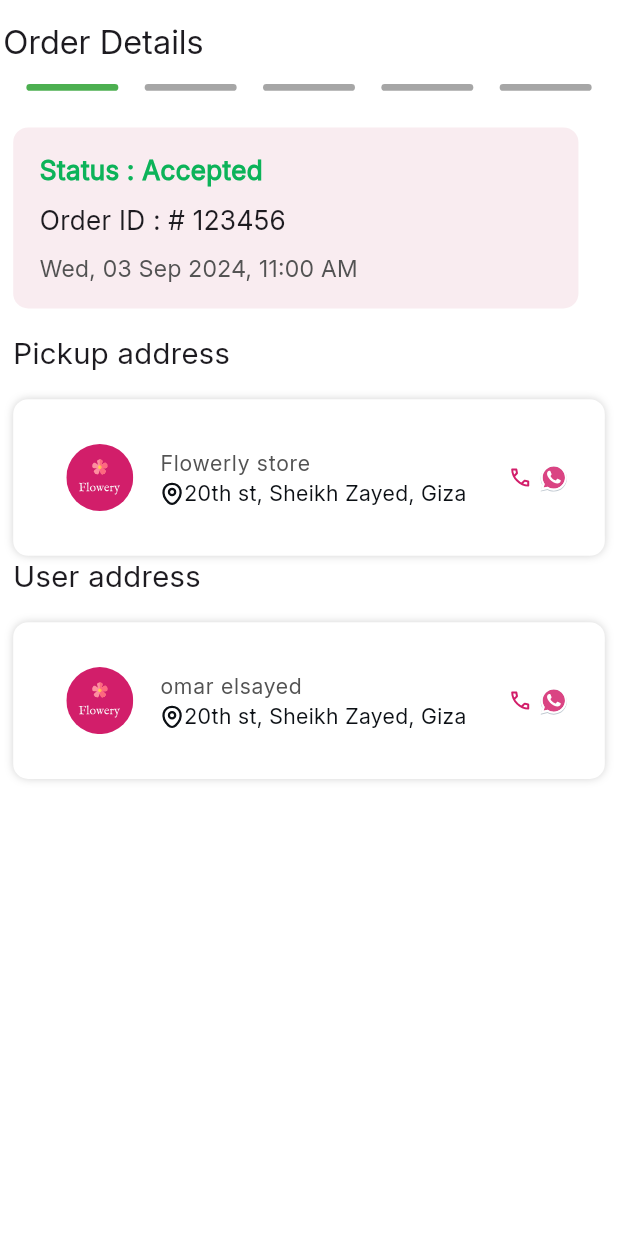
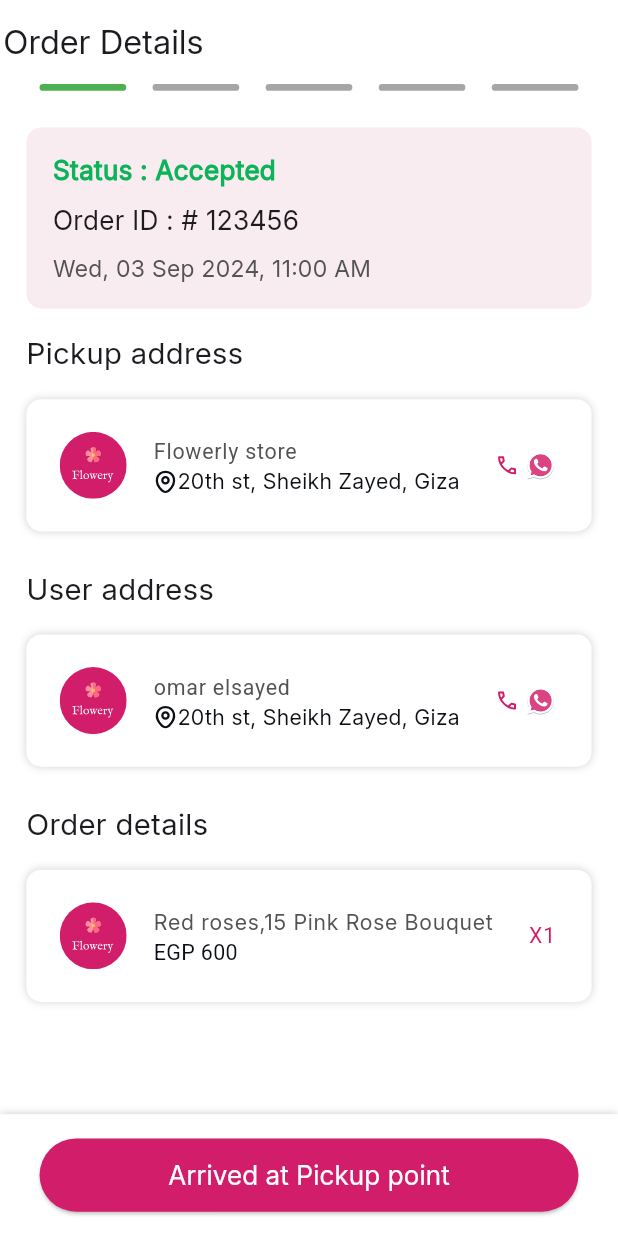
Before and after one commit to mohamedgamal125/Tracking_app, a Flutter app: the screen it shows after launch, on a phone screen of 412 x 824 dp. Run offline on Flutter 3.47's test engine with Material 3 defaults, Android fonts, the phone set to English and light mode, and no system bars; our stand-ins replace animated_text_kit, bloc, dio, equatable, flutter_bloc, flutter_easyloading and 11 more; generated files the repository leaves out were written again.

Commit message:
(address details): - finish order details section

```diff
--- a/lib/core/utils/text_styles.dart
+++ b/lib/core/utils/text_styles.dart
@@ -100,6 +100,11 @@ abstract class AppTextStyles {
         fontWeight: FontWeight.w500,
         fontSize: _responsiveFontSize(16),
       );
+  static TextStyle get roboto500_13 => TextStyle(
+        fontFamily: 'Roboto',
+        fontWeight: FontWeight.w500,
+        fontSize: _responsiveFontSize(13),
+      );
 
   static TextStyle get roboto400_18 => TextStyle(
         fontFamily: 'Roboto',
--- a/lib/feature/order_details/presentation/view/order_details_view.dart
+++ b/lib/feature/order_details/presentation/view/order_details_view.dart
@@ -1,18 +1,58 @@
 import 'package:flutter/material.dart';
+import 'package:tracking_app/core/common/get_responsive_height_and_width.dart';
+import 'package:tracking_app/core/utils/text_styles.dart';
 import 'package:tracking_app/core/widgets/custom_app_bar.dart';
 import 'package:tracking_app/feature/order_details/presentation/view/widgets/order_details_view_body.dart';
 
-class OrderDetailsView extends StatelessWidget {
+class OrderDetailsView extends StatefulWidget {
   const OrderDetailsView({super.key});
 
+  @override
+  State<OrderDetailsView> createState() => _OrderDetailsViewState();
+}
+
+class _OrderDetailsViewState extends State<OrderDetailsView> {
+  final List<String> bottonStatus = [
+    'Arrived at Pickup point',
+    'Start deliver',
+    'Arrived to the user',
+    'Delivered to the user',
+    'Delivered to the user'
+  ];
+  int index = 0;
   @override
   Widget build(BuildContext context) {
     return Scaffold(
       appBar: buildCustomAppBar(
           title: "Order Details", isVisible: false, context: context),
       body: OrderDetailsViewBody(),
-    // bottomNavigationBar: ,
-
+      bottomNavigationBar: Container(
+        // height: responsiveHeight(96),
+        decoration: BoxDecoration(
+          color: Colors.white,
+          boxShadow: [
+          BoxShadow(
+            color: Color(0x33000000), // 20% opacity = 0x33
+            offset: Offset(0, 0),
+            blurRadius: 4,
+            spreadRadius: 0,
+          )
+        ]),
+        padding: EdgeInsets.only(
+            left: responsiveWidth(24),
+            right: responsiveWidth(24),
+            top: responsiveHeight(16),
+            bottom: responsiveHeight(16)),
+        child: ElevatedButton(
+            onPressed: () {
+              if (index < bottonStatus.length - 1) index++;
+              setState(() {});
+            },
+            child: Text(
+              bottonStatus[index],
+              style: AppTextStyles.inter500_16.copyWith(color: Colors.white),
+            )),
+      ),
     );
   }
 }
--- a/lib/feature/order_details/presentation/view/widgets/address_section.dart
+++ b/lib/feature/order_details/presentation/view/widgets/address_section.dart
@@ -27,9 +27,9 @@ class AddressSection extends StatelessWidget {
         SizedBox(height: responsiveHeight(16)),
         Container(
           padding: EdgeInsets.only(
-              left: responsiveWidth(16),
-              top: responsiveHeight(16),
-              bottom: responsiveHeight(16)),
+              left: responsiveWidth(4),
+              top: responsiveHeight(8),
+              bottom: responsiveHeight(8)),
           decoration: BoxDecoration(
               color: Colors.white,
               borderRadius: BorderRadius.circular(10),
@@ -60,15 +60,18 @@ class AddressSection extends StatelessWidget {
             title: Text(
               name,
               style:
-                  AppTextStyles.inter400_13.copyWith(color: Color(0xff535353)),
+                  AppTextStyles.roboto500_13.copyWith(color: Color(0xff535353)),
             ),
             subtitle: Row(
               children: [
                 SvgPicture.asset(SvgImags.locationIcon),
-                Text(
-                  address,
-                  style: AppTextStyles.inter400_13
-                      .copyWith(color: Color(0xff0C1015)),
+                Expanded(
+                  child: Text(
+                    overflow: TextOverflow.clip,
+                    address,
+                    style: AppTextStyles.inter400_13
+                        .copyWith(color: Color(0xff0C1015)),
+                  ),
                 ),
               ],
             ),
--- /dev/null
+++ b/lib/feature/order_details/presentation/view/widgets/order_details_section.dart
@@ -0,0 +1,73 @@
+import 'package:flutter/material.dart';
+import 'package:flutter_svg/svg.dart';
+import 'package:tracking_app/core/common/get_responsive_height_and_width.dart';
+import 'package:tracking_app/core/utils/app_assets.dart';
+import 'package:tracking_app/core/utils/app_colors.dart';
+import 'package:tracking_app/core/utils/text_styles.dart';
+
+class OrderDetailsSection extends StatelessWidget {
+  const OrderDetailsSection(
+      {super.key,
+      required this.name,
+      required this.price,
+      required this.quantity,
+      this.image});
+
+  final String name;
+  final String price;
+  final String? image;
+  final String? quantity;
+  @override
+  Widget build(BuildContext context) {
+    return Container(
+      padding: EdgeInsets.only(
+          left: responsiveWidth(4),
+          top: responsiveHeight(8),
+          bottom: responsiveHeight(8)),
+      decoration: BoxDecoration(
+          color: Colors.white,
+          borderRadius: BorderRadius.circular(10),
+          boxShadow: [
+            BoxShadow(
+              color: Color(0x40535353), // 0x40 = 25% opacity in hex
+              offset: Offset(0, 0),
+              blurRadius: 4,
+              spreadRadius: 0,
+            )
+          ]),
+      child: ListTile(
+          leading: image != null
+              ? SizedBox(
+                  height: responsiveHeight(44),
+                  width: responsiveWidth(44),
+                  child: Image.asset(
+                    image!,
+                    fit: BoxFit.cover,
+                  ))
+              : SizedBox(
+                  width: responsiveWidth(44),
+                  height: responsiveHeight(44),
+                  child: SvgPicture.asset(
+                    SvgImags.flowerlyLogo,
+                    fit: BoxFit.contain,
+                  )),
+          title: Text(
+            name,
+            style: AppTextStyles.inter400_13.copyWith(color: Color(0xff535353)),
+          ),
+          subtitle: Expanded(
+            child: Text(
+              overflow: TextOverflow.clip,
+              price,
+              style:
+                  AppTextStyles.roboto500_13.copyWith(color: Color(0xff0C1015)),
+            ),
+          ),
+          trailing: Text(
+            "X$quantity",
+            style: AppTextStyles.roboto500_13
+                .copyWith(color: AppColors.primaryColor),
+          )),
+    );
+  }
+}
--- a/lib/feature/order_details/presentation/view/widgets/order_details_view_body.dart
+++ b/lib/feature/order_details/presentation/view/widgets/order_details_view_body.dart
@@ -3,6 +3,7 @@ import 'package:tracking_app/core/common/get_responsive_height_and_width.dart';
 import 'package:tracking_app/core/utils/text_styles.dart';
 import 'package:tracking_app/feature/order_details/presentation/view/widgets/address_section.dart';
 import 'package:tracking_app/feature/order_details/presentation/view/widgets/custom_step_widget.dart';
+import 'package:tracking_app/feature/order_details/presentation/view/widgets/order_details_section.dart';
 import 'package:tracking_app/feature/order_details/presentation/view/widgets/order_status_widget.dart';
 
 class OrderDetailsViewBody extends StatefulWidget {
@@ -24,7 +25,7 @@ class _OrderDetailsViewBodyState extends State<OrderDetailsViewBody> {
   @override
   Widget build(BuildContext context) {
     return Padding(
-      padding: EdgeInsets.symmetric(horizontal: responsiveWidth(8)),
+      padding: EdgeInsets.symmetric(horizontal: responsiveWidth(16)),
       child: Column(
         crossAxisAlignment: CrossAxisAlignment.start,
         children: [
@@ -41,12 +42,22 @@ class _OrderDetailsViewBodyState extends State<OrderDetailsViewBody> {
             address: '20th st, Sheikh Zayed, Giza ',
             // image: ,
           ),
+          SizedBox(
+            height: responsiveHeight(24),
+          ),
           AddressSection(
             sectionTitle: 'User address',
             name: 'omar elsayed',
             address: '20th st, Sheikh Zayed, Giza ',
             // !  use this image in case of user only  image: ,
           ),
+          SizedBox(height: responsiveHeight(24)),
+          Text('Order details', style: AppTextStyles.inter500_18),
+          SizedBox(height: responsiveHeight(16)),
+          OrderDetailsSection(
+              name: 'Red roses,15 Pink Rose Bouquet',
+              price: 'EGP 600',
+              quantity: '1'),
         ],
       ),
     );
```
